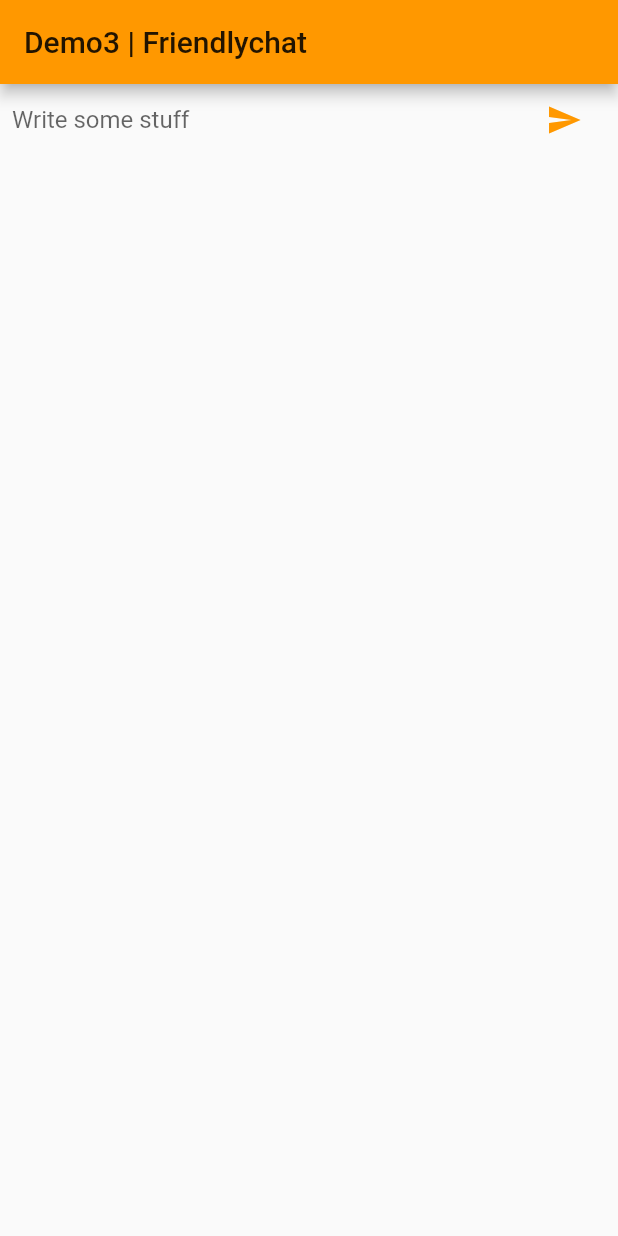
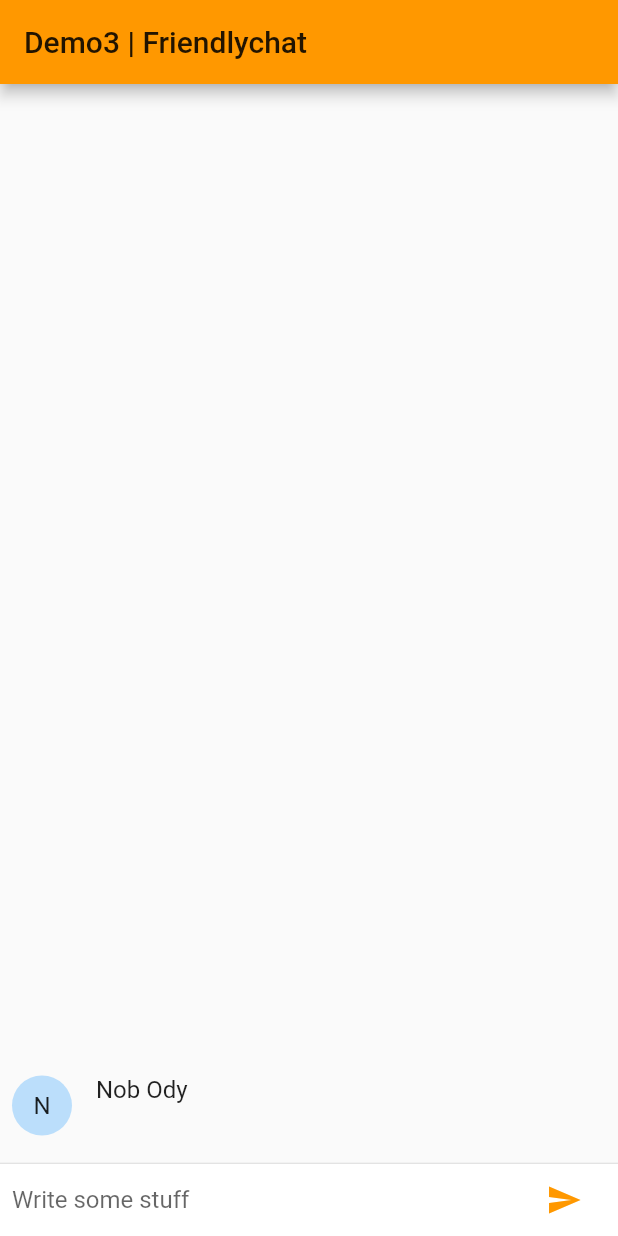
Before and after one commit to nehegeb/flutter_demo3, a Flutter app: the screen it shows after launch, after a tap on the "send" icon, on a phone screen of 412 x 824 dp. Run offline on Flutter 3.47's test engine with Material 2 defaults, Android fonts, the phone set to English and light mode, and no system bars.

Commit message:
step6 chat message listing
Added the actual chat messages within a scrolling list. Now you can enter some text to be displayed in that list.

```diff
--- a/lib/main.dart
+++ b/lib/main.dart
@@ -1,4 +1,14 @@
 import 'package:flutter/material.dart';
+
+/*
+SETTINGS
+*/
+
+const String _name = 'Nob Ody';
+
+/*
+MAIN APP
+*/
 
 void main() {
   runApp(new FriendlychatApp());
@@ -18,20 +28,49 @@ class FriendlychatApp extends StatelessWidget {
   }
 }
 
+/*
+CHAT ROUTE
+*/
+
 class ChatScreen extends StatefulWidget {
   @override
   State createState() => new ChatScreenState();
 }
 
 class ChatScreenState extends State<ChatScreen> {
+  final List<ChatMessage> _messages = <ChatMessage>[];
   final TextEditingController _textController = new TextEditingController();
 
   @override
   Widget build(BuildContext context) {
     return new Scaffold(
       appBar: new AppBar(title: new Text('Demo3 | Friendlychat')),
+      body: new Column(
+        children: <Widget>[
 
-      body: _buildTextComposer(),
+          // List of chat messages.
+          new Flexible(
+            child: new ListView.builder(
+              padding: new EdgeInsets.all(8.0),
+              reverse: true,
+              itemBuilder: (_, int index) => _messages[index],
+              itemCount: _messages.length,
+            ),
+          ),
+
+          // A divider between the chat messages and the input box.
+          new Divider(height: 1.0),
+
+          // The message input box.
+          new Container(
+            decoration: new BoxDecoration(
+              color: Theme.of(context).cardColor
+            ),
+            child: _buildTextComposer(),
+          ),
+
+        ],
+      ),
     );
   }
 
@@ -69,6 +108,53 @@ class ChatScreenState extends State<ChatScreen> {
 
   void _handleSubmitted(String text) {
     _textController.clear();
+
+    ChatMessage message = new ChatMessage(
+      text: text,
+    );
+    setState(() {
+      _messages.insert(0, message);
+    });
   }
 
 }
+
+// The chat message box itself.
+class ChatMessage extends StatelessWidget {
+  ChatMessage({this.text});
+  final String text;
+
+  @override
+  Widget build(BuildContext context) {
+    return new Container(
+      margin: const EdgeInsets.symmetric(vertical: 10.0),
+      child: new Row(
+        crossAxisAlignment: CrossAxisAlignment.start,
+        children: <Widget>[
+
+          // Avatar icon.
+          new Container(
+            margin: const EdgeInsets.only(right: 16.0),
+            child: new CircleAvatar(child: new Text(_name[0])),
+          ),
+
+          // Message box.
+          new Column(
+            crossAxisAlignment: CrossAxisAlignment.start,
+            children: <Widget>[
+
+              new Text(_name, style: Theme.of(context).textTheme.subhead),
+              new Container(
+                margin: const EdgeInsets.only(top: 5.0),
+                child: new Text(text),
+              )
+
+            ],
+          ),
+
+        ],
+      ),
+    );
+  }
+
+}
```
